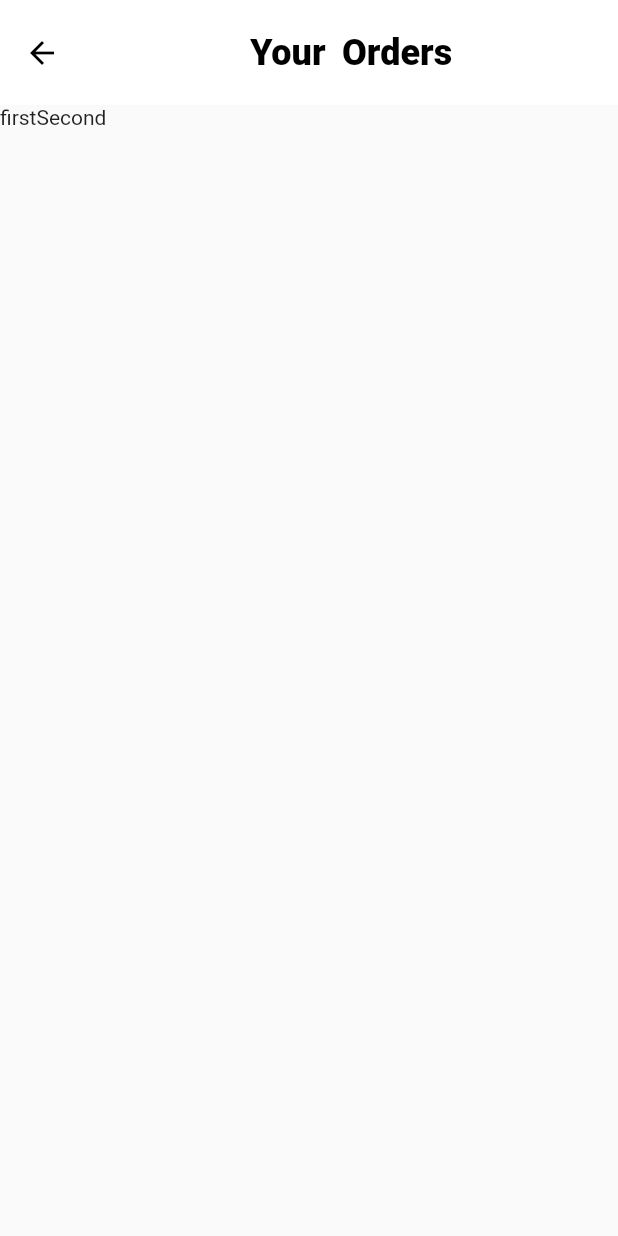
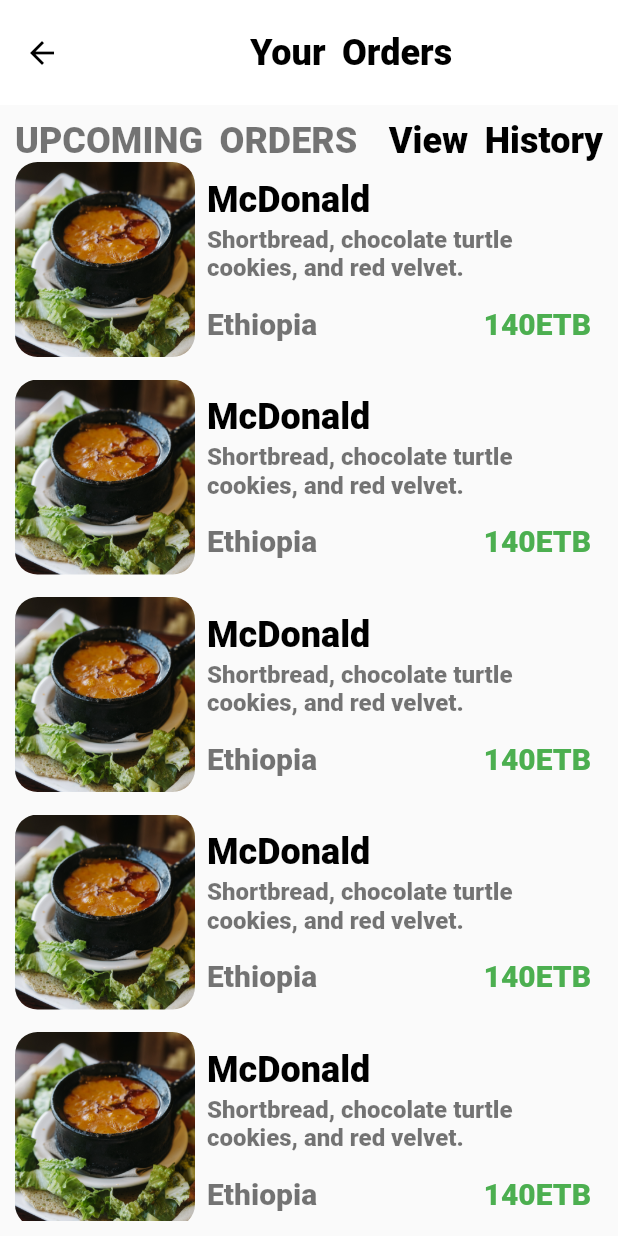
Before and after one commit to Zagwe/enebla_user_app, a Flutter app: the Order screen opened directly, on a phone screen of 412 x 824 dp. Run offline on Flutter 3.47's test engine with Material 2 defaults, Android fonts, the phone set to English and light mode, and no system bars; our stand-ins replace google_nav_bar, infinite_scroll_pagination, line_icons; network calls fail.

Commit message:
order page initialized:list orders

```diff
--- a/lib/screens/order/order.dart
+++ b/lib/screens/order/order.dart
@@ -26,16 +26,123 @@ class Order extends StatelessWidget {
           ),
         ),
       ),
-      body: Column(
-        children: [
-          Row(
-            children: [
-              Text('first'),
-              Text('Second')
+      body: Padding(
+        padding: const EdgeInsets.all(10.0),
+        child: Column(
+          children: [
+            Row(
+              mainAxisAlignment: MainAxisAlignment.spaceBetween,
+              children: const <Widget>[
+                Text(
+                  'UPCOMING ORDERS',
+                  style: TextStyle(
+                      fontSize: 24,
+                      fontWeight: FontWeight.w800,
+                      color: Colors.black54,
+                      wordSpacing: 5
+                  ),
+                ),
+                Text(
+                  'View History',
+                  textAlign: TextAlign.end,
+                  style: TextStyle(
+                      fontSize: 24,
+                      fontWeight: FontWeight.w800,
+                      color: Colors.black,
+                      wordSpacing: 5
+                  ),
+                ),
+              ],
+            ),
+            Expanded(
+              child: ListView.builder(
+                physics: BouncingScrollPhysics(),
+                itemCount: 10,
+                itemBuilder: (context, index) {
+                  return Container(
+                   width: MediaQuery.of(context).size.width,
+                    height: 130,
+                    margin: EdgeInsets.only(bottom: 15),
+                    decoration: const BoxDecoration(
+                      // color: Colors.red,
+                      borderRadius: BorderRadius.all(Radius.circular(15))
+                    ),
+                    child: Row(
+                      children: [
+                        const ClipRRect(
+                          borderRadius: BorderRadius.all(Radius.circular(15)),
+                          child: Image(
+                              image: AssetImage(
+                                  "lib/assets/home.jpg"),
+                            width: 120,
+                            height: 180,
+                            fit: BoxFit.cover
+                          ),
+                        ),
+                        Expanded(
+                          child: Padding(
+                            padding: const EdgeInsets.all(8.0),
+                            child: Column(
+                            crossAxisAlignment:CrossAxisAlignment.start,
+                            mainAxisAlignment:MainAxisAlignment.spaceEvenly,
+                            children: <Widget>[
+                                const Text(
+                                  'McDonald',
+                                  style: TextStyle(
+                                      fontSize: 24,
+                                      fontWeight: FontWeight.w800,
+                                      color: Colors.black,
+                                      wordSpacing: 5
+                                  ),
+                                ),
+                                  const  Flexible(
+                                      child: Text(
+                                        'Shortbread, chocolate turtle cookies, and red velvet.',
+                                        style: TextStyle(
+                                            fontSize: 16,
+                                            fontWeight: FontWeight.w800,
+                                            color: Colors.black54,
+                                            // wordSpacing: 5
+                                        ),
+                                      ),
 
-            ],
-          )
-        ]
+                                  ),
+                                SizedBox(
+                                  height: 10,
+                                ),
+                                Row(
+                                  mainAxisAlignment: MainAxisAlignment.spaceBetween,
+                                  children: const <Widget>[
+                                    Text(
+                                      'Ethiopia',
+                                      style: TextStyle(
+                                          fontSize: 20,
+                                          fontWeight: FontWeight.w800,
+                                          color: Colors.black54,
+                                      ),
+                                    ),
+                                    Text(
+                                      '140ETB',
+                                      style: TextStyle(
+                                          fontSize: 20,
+                                          fontWeight: FontWeight.w800,
+                                          color: Colors.green,
+                                      ),
+                                    ),
+                                  ],
+                                ),
+                              ],
+                            ),
+                          ),
+                        )
+                      ],
+                    ),
+                  );
+                }
+                ,),
+            )
+          ],
+        ),
       )
     );
   }
```
